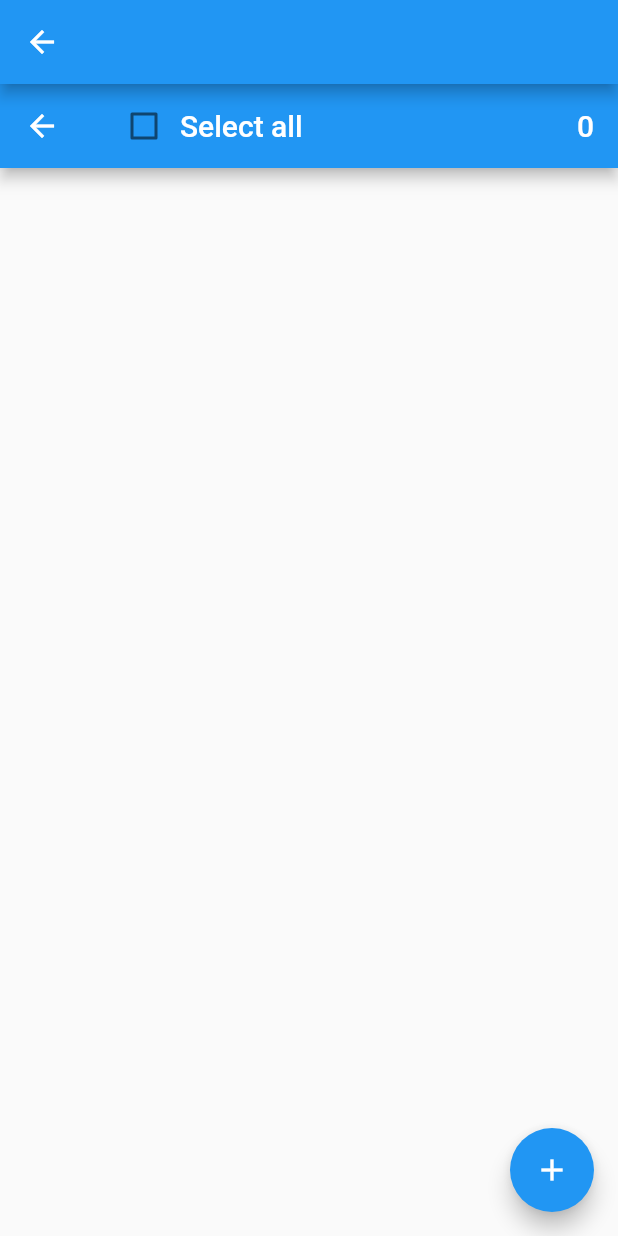
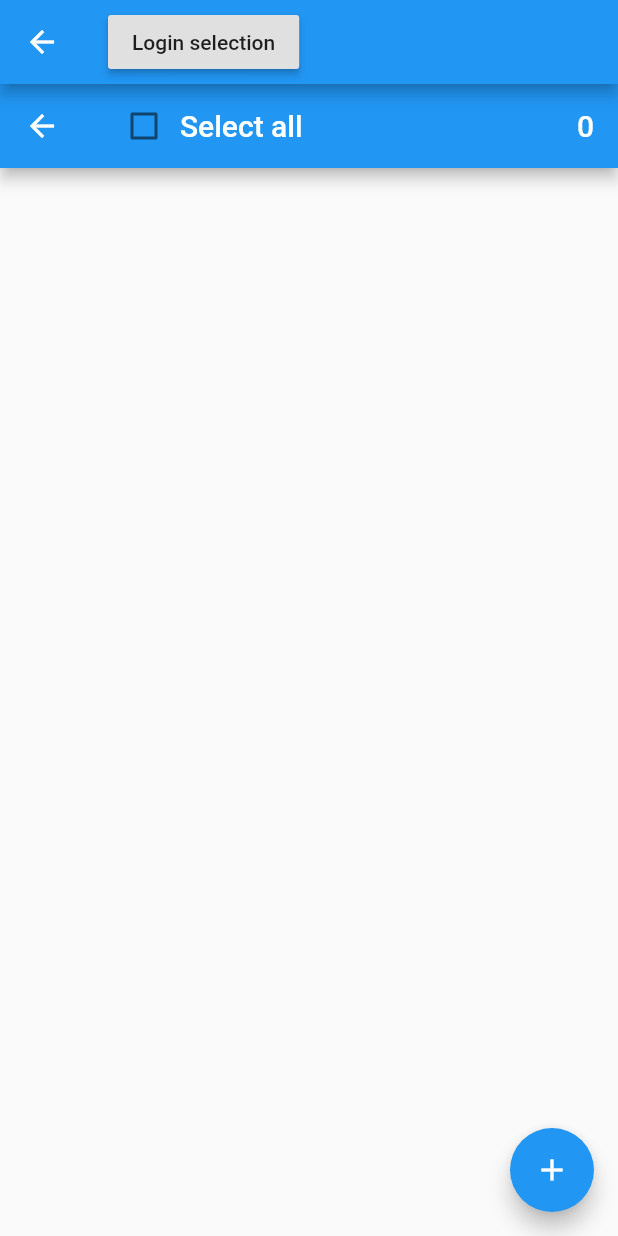
Before and after one commit to seregakd/flutter_login, a Flutter app: the ViewList screen opened by its route, on a phone screen of 412 x 824 dp. Run offline on Flutter 3.47's test engine with Material 2 defaults, Android fonts, the phone set to English and light mode, and no system bars.

Commit message:
add btn "login selection"

```diff
--- a/lib/view_list.dart
+++ b/lib/view_list.dart
@@ -1,5 +1,4 @@
 import 'package:flutter/material.dart';
-
 import 'list_with_chekbox.dart';
 
 class ViewList extends StatelessWidget {
@@ -7,25 +6,16 @@ class ViewList extends StatelessWidget {
   Widget build(BuildContext context) {
     return Scaffold(
       appBar: AppBar(
-          title: _buildTitle()
+          title: _buildTitle(context)
       ),
       body: ListWithChekbox(),
     );
   }
-  Widget _buildTitle() {}
-/*
-  Widget _buildTitle() {
-    return Row(
-        mainAxisSize: MainAxisSize.max,
-        mainAxisAlignment: MainAxisAlignment.spaceBetween,
-        children: [
-          Row(children: [
-            Checkbox(value: _valueTitleCb, onChanged: _valueTitleCheckboxChanged),
-            Text('Select all'),
-          ]),
-          Text(_allCount.toString()),
-        ]
+
+  Widget _buildTitle(BuildContext context) {
+    return RaisedButton(
+      onPressed: () => Navigator.pushReplacementNamed(context, '/login'),
+      child: Text('Login selection'),
     );
   }
-  */
 }
```
